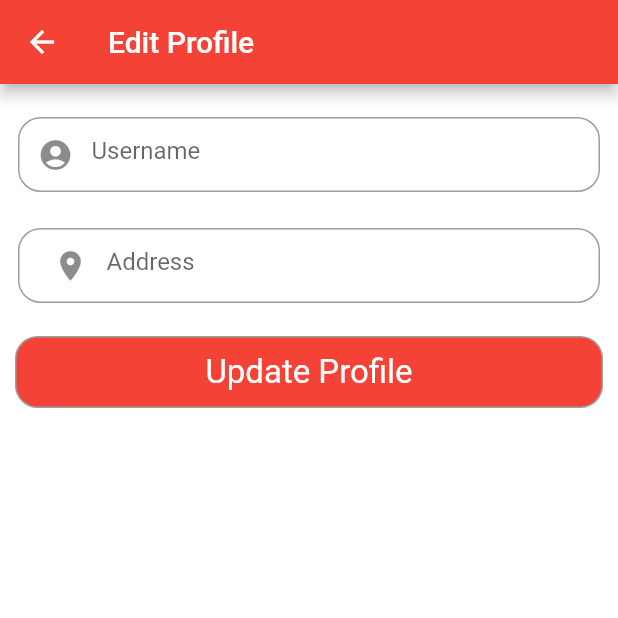
After one commit to vandan103/FoodSwipe, a Flutter app: the EditProfile screen opened directly, on a phone screen of 412 x 824 dp, the top half of it. The commit adds this screen. Run offline on Flutter 3.47's test engine with Material 2 defaults, Android fonts, the phone set to English and light mode, and no system bars; our stand-ins replace carousel_pro, cloud_firestore, firebase_auth, flutter_spinkit, transparent_image; accounts and stored records are empty; network calls fail.

Commit message:
initial commit 0.2

```diff
--- a/lib/scr/helpers/user.dart
+++ b/lib/scr/helpers/user.dart
@@ -25,6 +25,7 @@ class UserServices{
   }
 
 
+
   void removeFromCart({String userId, CartItemModel cartItem}){
     print("THE USER ID IS: $userId");
     print("cart items are: ${cartItem.toString()}");
--- a/lib/scr/providers/restaurant.dart
+++ b/lib/scr/providers/restaurant.dart
@@ -25,7 +25,7 @@ class RestaurantProvider with ChangeNotifier{
 
   Future search({String name})async{
     searchedRestaurants = await _restaurantServices.searchRestaurant(restaurantName: name);
-    print("RESTOS ARE: ${searchedRestaurants.length}");
+    print("RESTORANTS ARE: ${searchedRestaurants.length}");
     notifyListeners();
   }
 }
--- a/lib/scr/providers/user.dart
+++ b/lib/scr/providers/user.dart
@@ -39,6 +39,7 @@ class UserProvider with ChangeNotifier{
   TextEditingController password = TextEditingController();
   TextEditingController name = TextEditingController();
   TextEditingController cpassword=TextEditingController();
+  TextEditingController adress=TextEditingController();
 
 
   UserProvider.initialize(): _auth = FirebaseAuth.instance{
@@ -69,6 +70,7 @@ class UserProvider with ChangeNotifier{
           'name':name.text,
           'email':email.text,
           'uid':result.user.uid,
+          'address':adress.text,
         });
       });
       return true;
@@ -79,6 +81,37 @@ class UserProvider with ChangeNotifier{
       return false;
     }
   }
+  Future changePassword(String newpassword) async{
+    FirebaseUser user = await FirebaseAuth.instance.currentUser();
+
+    user.updatePassword(newpassword).then((_){
+      print("Successfully changed password");
+    }).catchError((error){
+      print("Password can't be changed" + error.toString());
+      //This might happen, when the wrong password is in, the user isn't found, or if the user hasn't logged in recently.
+    });
+  }
+
+  Future editAddress(String address)async{
+    FirebaseUser user = await FirebaseAuth.instance.currentUser();
+    _firestore.collection('users').document(user.uid).updateData({
+      'address':address,
+    }).then((_) =>  print("Successfully changed address") )
+        .catchError((onError){
+          print("address can't changed " + onError.toString() );
+    });
+
+  }
+  Future editName(String name)async {
+    FirebaseUser user = await FirebaseAuth.instance.currentUser();
+    _firestore.collection('users').document(user.uid).updateData({
+      'name':name,
+    }).then((_) => print("Successfully changed name"))
+    .catchError((onError)=> print("name can't changed" + onError.toString() ));
+
+  }
+
+
 
   Future signOut()async{
     _auth.signOut();
--- a/lib/scr/screens/cart.dart
+++ b/lib/scr/screens/cart.dart
@@ -239,7 +239,8 @@ class _CartScreenState extends State<CartScreen> {
                                                 _key.currentState.showSnackBar(
                                                     SnackBar(content: Text("your item is on the way"))
                                                 );
-                                                closePreviousScreen(context, Home());
+
+                                                changeScreenReplacement(context, Home());
                                               }else{
                                                 print("ITEM WAS NOT REMOVED");
                                               }
--- /dev/null
+++ b/lib/scr/screens/edit_profile.dart
@@ -0,0 +1,119 @@
+import 'package:firebase_auth/firebase_auth.dart';
+import 'package:flutter/material.dart';
+import 'package:foodswipe/scr/helpers/screen_navigation.dart';
+import 'package:foodswipe/scr/helpers/style.dart';
+import 'package:foodswipe/scr/providers/user.dart';
+import 'package:foodswipe/scr/screens/home.dart';
+import 'package:foodswipe/scr/widgets/custom_text.dart';
+import 'package:provider/provider.dart';
+class EditProfile extends StatefulWidget {
+  @override
+  _EditProfileState createState() => _EditProfileState();
+}
+
+class _EditProfileState extends State<EditProfile> {
+  bool abc = false;
+  final _formKey = GlobalKey<FormState>();
+  var usernameController = TextEditingController();
+  var addressnameController = TextEditingController();
+
+  @override
+  Widget build(BuildContext context) {
+    final userProvider = Provider.of<UserProvider>(context);
+    return Scaffold(
+        backgroundColor: Colors.white,
+        appBar: AppBar(
+          title: Text("Edit Profile"),
+        ),
+        body: Form(
+        autovalidate: abc,
+        key: _formKey,
+          child: ListView(
+            children: <Widget>[
+            SizedBox(
+            height: 10,
+          ),
+              Padding(
+                padding:  const EdgeInsets.all(12),
+                child: Container(
+                  decoration: BoxDecoration(
+                      border: Border.all(color: grey),
+                      borderRadius: BorderRadius.circular(15)
+                  ),
+                    child: TextFormField(
+                      controller: usernameController,
+                      keyboardType: TextInputType.text,
+                      validator: (String value) {
+                        if (value.isEmpty) {
+                          return 'Please Enter username';
+                        }
+                        return null;
+                      },
+                      decoration: InputDecoration(
+                        prefixIcon: Icon(Icons.account_circle),
+                        border: InputBorder.none,
+                        hintText: 'Username',
+                      ),
+                    ),
+                  ),
+              ),
+              Padding(
+                padding: EdgeInsets.all(12),
+                child: Container(
+                  decoration: BoxDecoration(
+                      border: Border.all(color: grey),
+                      borderRadius: BorderRadius.circular(15)
+                  ),
+                  padding: EdgeInsets.only(left: 10),
+                  child: TextFormField(
+                    controller: addressnameController,
+                    keyboardType: TextInputType.text,
+                    validator: (String value) {
+                      if (value.isEmpty) {
+                        return 'Please Enter Address';
+                      }
+                      return null;
+                    },
+                    decoration: InputDecoration(
+                      prefixIcon: Icon(Icons.location_on),
+                      border: InputBorder.none,
+                      hintText: 'Address',
+                    ),
+                  ),
+                ),
+              ),
+              Padding(
+                padding: const EdgeInsets.all(10),
+                child: GestureDetector(
+                  onTap: ()async{
+                    userProvider.editAddress(addressnameController.text);
+                    userProvider.editName(usernameController.text);
+                    changeScreen(context, Home());
+                  },
+                  child: Container(
+                    decoration: BoxDecoration(
+                        color: red,
+                        border: Border.all(color: grey),
+                        borderRadius: BorderRadius.circular(15)
+                    ),
+                    child: Padding(padding: EdgeInsets.only(top: 10, bottom: 10),
+                      child: Row(
+                        mainAxisAlignment: MainAxisAlignment.center,
+                        children: <Widget>[
+                          CustomText(text: "Update Profile", color: white, size: 22,)
+                        ],
+                      ),
+                    ),
+                  ),
+                ),
+              ),
+
+          ],
+        ),
+        ),
+    );
+  }
+
+
+
+}
```
Also changed, not shown: lib/scr/helpers/screen_navigation.dart (+10 -4 lines), lib/scr/providers/product.dart (+0 -17 lines), lib/scr/screens/category.dart (+6 -4 lines), lib/scr/screens/edit_password.dart (added, +133 -0 lines), lib/scr/screens/home.dart (+54 -26 lines), lib/scr/screens/registration.dart (+27 -0 lines), lib/scr/screens/restaurant.dart (+39 -23 lines), lib/scr/screens/restaurants_search.dart (+8 -3 lines), lib/scr/widgets/product.dart (+9 -4 lines), pubspec.yaml (+2 -11 lines), 8 other files.
